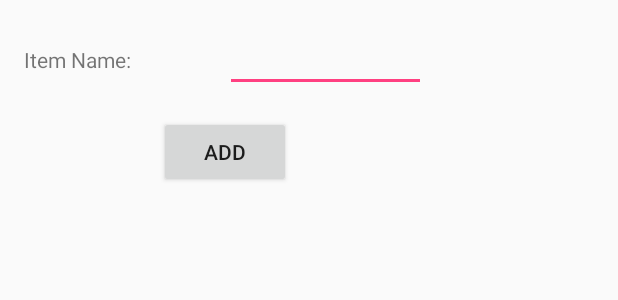
After one commit to Team-SubliMate/SubliMate-Android, an Android app: the layout manual_add_dialog.xml on its own in the app's theme, with its tools: preview values and no code run, on a phone screen of 412 x 824 dp. The commit adds this screen. Shown: the top 300 px of the screen. Run offline under Robolectric (Android 15) with nearby library versions, the phone set to English and light mode, and no system bars.

Commit message:
Added manual adding (among other stuff)

```diff
--- a/app/src/main/java/sublimate/com/sublimate/json/InventoryItem.java
+++ b/app/src/main/java/sublimate/com/sublimate/json/InventoryItem.java
@@ -1,5 +1,6 @@
 package sublimate.com.sublimate.json;
 
+// TODO: Make serializable for gson
 public class InventoryItem {
     private String itemName;
 
--- /dev/null
+++ b/app/src/main/res/layout/manual_add_dialog.xml
@@ -0,0 +1,36 @@
+<?xml version="1.0" encoding="utf-8"?>
+<LinearLayout xmlns:android="http://schemas.android.com/apk/res/android"
+    android:orientation="vertical"
+    android:layout_width="300dp"
+    android:layout_height="wrap_content"
+    android:padding="@dimen/default_padding">
+
+    <LinearLayout
+        android:orientation="horizontal"
+        android:layout_width="match_parent"
+        android:layout_height="wrap_content"
+        android:weightSum="2">
+        <TextView
+            android:id="@+id/tv_inventory_item_name"
+            android:layout_width="match_parent"
+            android:layout_height="wrap_content"
+            android:layout_weight="1"
+            android:text="@string/add_dialog_item_name"/>
+        <EditText
+            android:id="@+id/et_inventory_item_name"
+            android:layout_width="match_parent"
+            android:layout_height="wrap_content"
+            android:layout_weight="1"
+            android:clickable="true"
+            android:focusable="true"/>
+    </LinearLayout>
+
+    <Button
+        android:id="@+id/button_add_item"
+        android:layout_width="wrap_content"
+        android:layout_height="wrap_content"
+        android:text="@string/add_dialog_add_item"
+        android:layout_gravity="center_horizontal"
+        android:layout_marginTop="@dimen/default_margin"/>
+
+</LinearLayout>
--- a/app/src/main/res/values/dimens.xml
+++ b/app/src/main/res/values/dimens.xml
@@ -1,3 +1,8 @@
 <resources>
     <dimen name="fab_margin">16dp</dimen>
+    <dimen name="default_margin">16dp</dimen>
+
+    <dimen name="default_padding">16dp</dimen>
+
+    <dimen name="default_text_size">16sp</dimen>
 </resources>
--- a/app/src/main/res/values/strings.xml
+++ b/app/src/main/res/values/strings.xml
@@ -4,4 +4,9 @@
 
     <!-- Errors -->
     <string name="error_message">Oops, something went wrong!</string>
+
+    <!-- Manual Add Dialog -->
+    <string name="add_dialog_title">Manual Inventory Update</string>
+    <string name="add_dialog_item_name">Item Name: </string>
+    <string name="add_dialog_add_item">Add</string>
 </resources>
--- a/app/src/main/res/values/styles.xml
+++ b/app/src/main/res/values/styles.xml
@@ -1,7 +1,7 @@
 <resources>
 
     <!-- Base application theme. -->
-    <style name="AppTheme" parent="Theme.AppCompat.Light.DarkActionBar">
+    <style name="AppTheme" parent="Base.Theme.AppCompat.Light.DarkActionBar">
         <!-- Customize your theme here. -->
         <item name="colorPrimary">@color/colorPrimary</item>
         <item name="colorPrimaryDark">@color/colorPrimaryDark</item>
```
Also changed, not shown: app/src/main/java/sublimate/com/sublimate/MainActivity.java (+93 -2 lines), app/src/main/res/drawable/border.xml (added, +7 -0 lines), app/src/main/res/layout/activity_main.xml (+13 -4 lines), app/src/main/res/layout/inventory_item.xml (+13 -2 lines).
